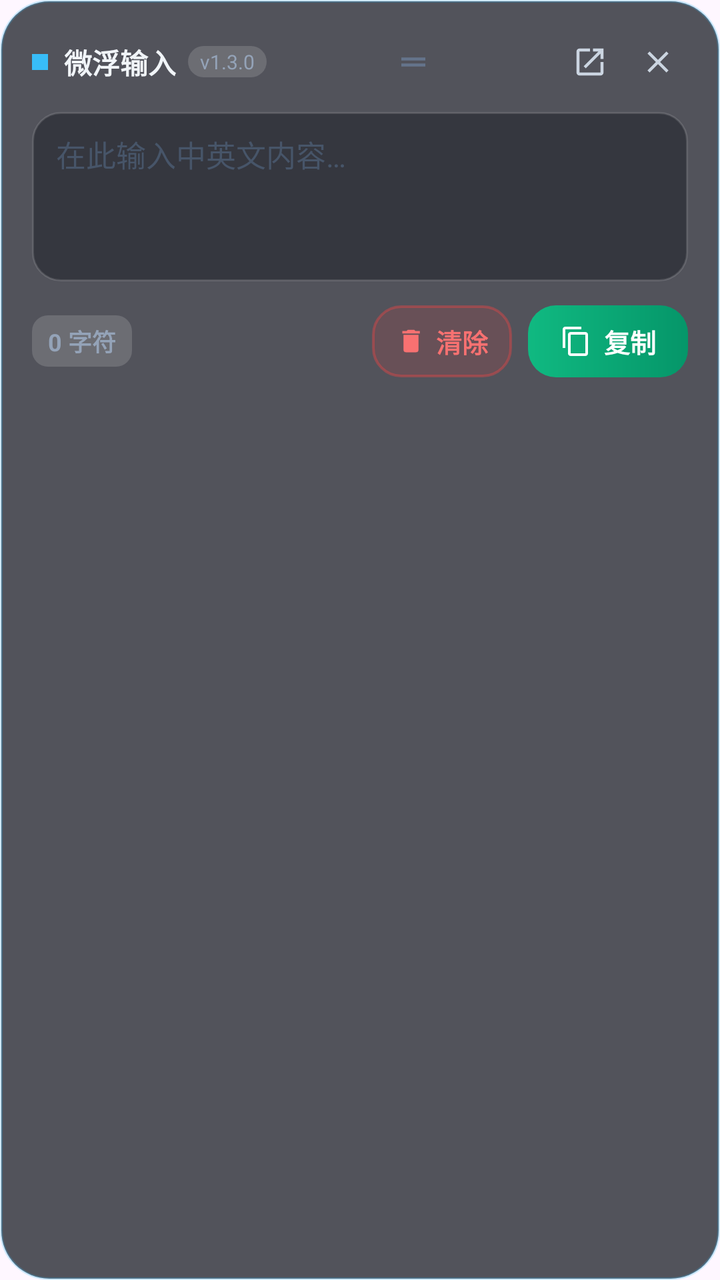
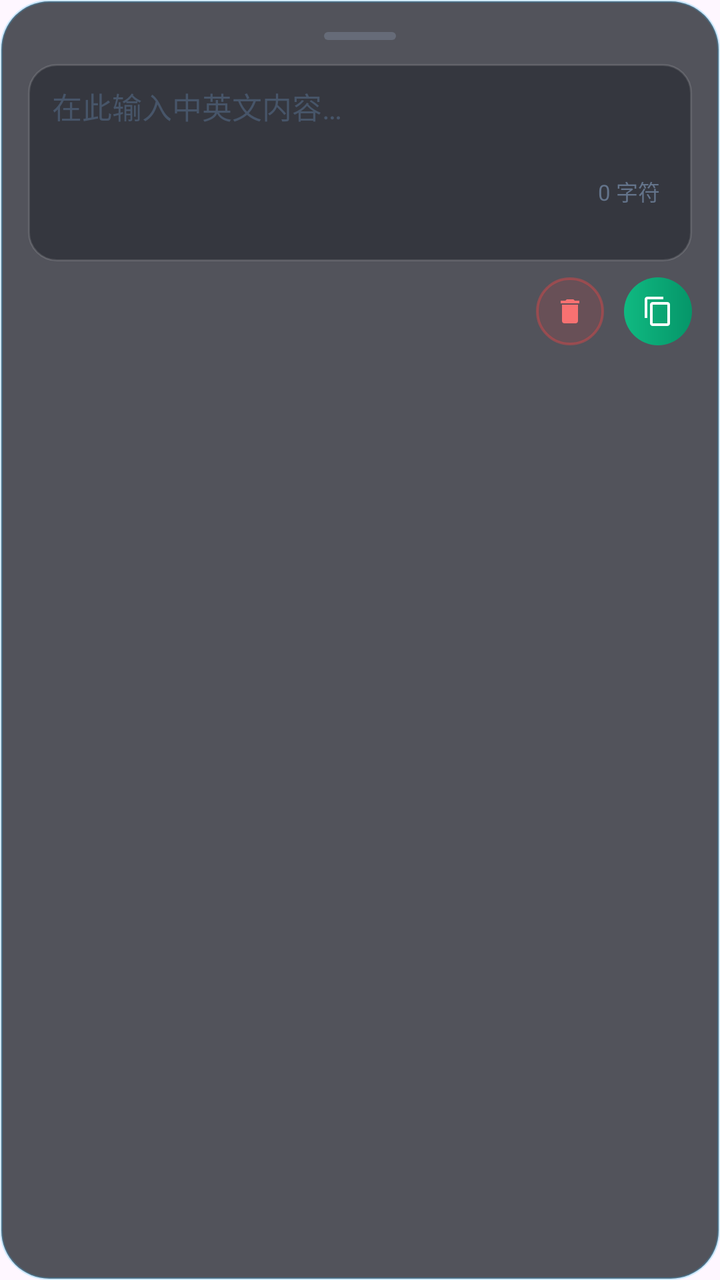

An Android layout rendered at two revisions. The XML below is the earlier revision; the diff shows what the commit changed to produce the second picture.
<!-- AndroidManifest.xml: application theme Theme.FloatInput -->
<!-- res/layout/view_floating_card.xml -->
<?xml version="1.0" encoding="utf-8"?>
<FrameLayout xmlns:android="http://schemas.android.com/apk/res/android"
    xmlns:app="http://schemas.android.com/apk/res-auto"
    xmlns:tools="http://schemas.android.com/tools"
    android:id="@+id/cardRoot"
    android:layout_width="320dp"
    android:layout_height="wrap_content"
    android:background="@drawable/bg_glassmorphic_card"
    android:elevation="16dp">

    <LinearLayout
        android:layout_width="match_parent"
        android:layout_height="wrap_content"
        android:orientation="vertical"
        android:padding="16dp">

        
        <LinearLayout
            android:id="@+id/layoutHeader"
            android:layout_width="match_parent"
            android:layout_height="wrap_content"
            android:gravity="center_vertical"
            android:orientation="horizontal"
            android:paddingBottom="10dp">

            
            <View
                android:layout_width="8dp"
                android:layout_height="8dp"
                android:background="#38BDF8" />

            <TextView
                android:id="@+id/tvTitle"
                android:layout_width="wrap_content"
                android:layout_height="wrap_content"
                android:layout_marginStart="8dp"
                android:text="微浮输入"
                android:textColor="#F1F5F9"
                android:textSize="14sp"
                android:textStyle="bold" />

            
            <TextView
                android:layout_width="wrap_content"
                android:layout_height="wrap_content"
                android:layout_marginStart="6dp"
                android:background="@drawable/bg_badge_char"
                android:paddingHorizontal="6dp"
                android:paddingVertical="1dp"
                android:text="v1.3.0"
                android:textColor="#94A3B8"
                android:textSize="10sp" />

            
            <LinearLayout
                android:layout_width="0dp"
                android:layout_height="24dp"
                android:layout_weight="1"
                android:gravity="center"
                android:orientation="horizontal">

                <ImageView
                    android:id="@+id/ivDragHandle"
                    android:layout_width="18dp"
                    android:layout_height="18dp"
                    android:contentDescription="@string/desc_drag_handle"
                    android:src="@drawable/ic_drag_handle"
                    app:tint="#64748B" />
            </LinearLayout>

            
            <ImageView
                android:id="@+id/btnCollapse"
                android:layout_width="30dp"
                android:layout_height="30dp"
                android:background="@drawable/bg_btn_icon_ripple"
                android:contentDescription="@string/action_collapse"
                android:padding="6dp"
                android:src="@drawable/ic_collapse"
                app:tint="#CBD5E1" />

            
            <ImageView
                android:id="@+id/btnClose"
                android:layout_width="30dp"
                android:layout_height="30dp"
                android:layout_marginStart="4dp"
                android:background="@drawable/bg_btn_icon_ripple"
                android:contentDescription="@string/action_close"
                android:padding="6dp"
                android:src="@drawable/ic_close"
                app:tint="#CBD5E1" />
        </LinearLayout>

        
        <FrameLayout
            android:layout_width="match_parent"
            android:layout_height="wrap_content"
            android:background="@drawable/bg_input_box"
            android:paddingHorizontal="12dp"
            android:paddingVertical="10dp">

            <EditText
                android:id="@+id/etInput"
                android:layout_width="match_parent"
                android:layout_height="wrap_content"
                android:background="@android:color/transparent"
                android:gravity="top|start"
                android:hint="@string/hint_input"
                android:importantForAutofill="no"
                android:inputType="textMultiLine|textCapSentences"
                android:lineSpacingMultiplier="1.2"
                android:maxLines="7"
                android:minLines="3"
                android:scrollbars="vertical"
                android:textColor="#F8FAFC"
                android:textColorHint="#475569"
                android:textSize="15sp"
                tools:ignore="Autofill" />
        </FrameLayout>

        
        <LinearLayout
            android:layout_width="match_parent"
            android:layout_height="wrap_content"
            android:layout_marginTop="12dp"
            android:gravity="center_vertical"
            android:orientation="horizontal">

            
            <TextView
                android:id="@+id/tvCharCount"
                android:layout_width="wrap_content"
                android:layout_height="wrap_content"
                android:background="@drawable/bg_badge_char"
                android:paddingHorizontal="8dp"
                android:paddingVertical="4dp"
                android:text="0 字符"
                android:textColor="#94A3B8"
                android:textSize="12sp"
                android:textStyle="bold" />

            <View
                android:layout_width="0dp"
                android:layout_height="1dp"
                android:layout_weight="1" />

            
            <LinearLayout
                android:id="@+id/btnClear"
                android:layout_width="wrap_content"
                android:layout_height="36dp"
                android:background="@drawable/bg_btn_clear"
                android:clickable="true"
                android:focusable="true"
                android:gravity="center"
                android:orientation="horizontal"
                android:paddingHorizontal="12dp">

                <ImageView
                    android:layout_width="15dp"
                    android:layout_height="15dp"
                    android:contentDescription="@null"
                    android:src="@drawable/ic_clear"
                    app:tint="#F87171" />

                <TextView
                    android:layout_width="wrap_content"
                    android:layout_height="wrap_content"
                    android:layout_marginStart="5dp"
                    android:text="@string/action_clear"
                    android:textColor="#F87171"
                    android:textSize="13sp"
                    android:textStyle="bold" />
            </LinearLayout>

            
            <LinearLayout
                android:id="@+id/btnCopy"
                android:layout_width="wrap_content"
                android:layout_height="36dp"
                android:layout_marginStart="8dp"
                android:background="@drawable/bg_btn_copy"
                android:clickable="true"
                android:focusable="true"
                android:gravity="center"
                android:orientation="horizontal"
                android:paddingHorizontal="16dp">

                <ImageView
                    android:id="@+id/ivCopyIcon"
                    android:layout_width="16dp"
                    android:layout_height="16dp"
                    android:contentDescription="@null"
                    android:src="@drawable/ic_copy"
                    app:tint="#FFFFFF" />

                <TextView
                    android:id="@+id/tvCopyText"
                    android:layout_width="wrap_content"
                    android:layout_height="wrap_content"
                    android:layout_marginStart="6dp"
                    android:text="@string/action_copy"
                    android:textColor="#FFFFFF"
                    android:textSize="13sp"
                    android:textStyle="bold" />
            </LinearLayout>
        </LinearLayout>
    </LinearLayout>

</FrameLayout>
<!-- resources referenced by this layout -->
<resources>
  <!-- drawable bg_badge_char (drawable) -->
  <?xml version="1.0" encoding="utf-8"?>
  <shape xmlns:android="http://schemas.android.com/apk/res/android"
      android:shape="rectangle">
      <solid android:color="#26FFFFFF" />
      <corners android:radius="8dp" />
  </shape>
  <!-- drawable bg_btn_clear (drawable) -->
  <?xml version="1.0" encoding="utf-8"?>
  <ripple xmlns:android="http://schemas.android.com/apk/res/android"
      android:color="#4DEF4444">
      <item>
          <shape android:shape="rectangle">
              <solid android:color="#24EF4444" />
              <corners android:radius="14dp" />
              <stroke
                  android:width="1.2dp"
                  android:color="#66EF4444" />
          </shape>
      </item>
  </ripple>
  <!-- drawable bg_btn_copy (drawable) -->
  <?xml version="1.0" encoding="utf-8"?>
  <ripple xmlns:android="http://schemas.android.com/apk/res/android"
      android:color="#4DFFFFFF">
      <item>
          <shape android:shape="rectangle">
              <gradient
                  android:angle="0"
                  android:startColor="#10B981"
                  android:endColor="#059669" />
              <corners android:radius="14dp" />
          </shape>
      </item>
  </ripple>
  <!-- drawable bg_btn_icon_ripple (drawable) -->
  <?xml version="1.0" encoding="utf-8"?>
  <ripple xmlns:android="http://schemas.android.com/apk/res/android"
      android:color="#40FFFFFF">
      <item android:id="@android:id/mask">
          <shape android:shape="oval">
              <solid android:color="#FFFFFF" />
          </shape>
      </item>
  </ripple>
  <!-- drawable bg_glassmorphic_card (drawable) -->
  <?xml version="1.0" encoding="utf-8"?>
  <shape xmlns:android="http://schemas.android.com/apk/res/android"
      android:shape="rectangle">
      
      <solid android:color="#B811141C" />
      <corners android:radius="24dp" />
      <stroke
          android:width="1.2dp"
          android:color="#4038BDF8" />
  </shape>
  <!-- drawable bg_input_box (drawable) -->
  <?xml version="1.0" encoding="utf-8"?>
  <shape xmlns:android="http://schemas.android.com/apk/res/android"
      android:shape="rectangle">
      <solid android:color="#660A0D14" />
      <corners android:radius="14dp" />
      <stroke
          android:width="1dp"
          android:color="#20FFFFFF" />
  </shape>
  <!-- drawable ic_close (drawable) -->
  <vector xmlns:android="http://schemas.android.com/apk/res/android"
      android:width="24dp"
      android:height="24dp"
      android:viewportWidth="24"
      android:viewportHeight="24">
      <path
          android:fillColor="#FFFFFFFF"
          android:pathData="M19,6.41L17.59,5L12,10.59L6.41,5L5,6.41L10.59,12L5,17.59L6.41,19L12,13.41L17.59,19L19,17.59L13.41,12L19,6.41Z"/>
  </vector>
  <!-- drawable ic_collapse (drawable) -->
  <vector xmlns:android="http://schemas.android.com/apk/res/android"
      android:width="24dp"
      android:height="24dp"
      android:viewportWidth="24"
      android:viewportHeight="24">
      <path
          android:fillColor="#FFFFFFFF"
          android:pathData="M19,19H5V5H12V3H5C3.89,3 3,3.89 3,5V19A2,2 0 0,0 5,21H19A2,2 0 0,0 21,19V12H19V19M14,3V5H17.59L7.76,14.83L9.17,16.24L19,6.41V10H21V3H14Z"/>
  </vector>
  <!-- drawable ic_drag_handle (drawable) -->
  <vector xmlns:android="http://schemas.android.com/apk/res/android"
      android:width="24dp"
      android:height="24dp"
      android:viewportWidth="24"
      android:viewportHeight="24">
      <path
          android:fillColor="#FFFFFFFF"
          android:pathData="M20,9H4V11H20V9ZM20,13H4V15H20V13Z"/>
  </vector>
  <string name="action_clear">清除</string>
  <string name="action_close">关闭浮窗</string>
  <string name="action_collapse">隐藏到侧边</string>
  <string name="action_copy">复制</string>
  <string name="desc_drag_handle">拖拽把手</string>
  <string name="hint_input">在此输入中英文内容…</string>
  <color name="primary">#2962FF</color>
  <color name="on_primary">#FFFFFF</color>
  <color name="primary_container">#D9E2FF</color>
  <color name="on_primary_container">#001945</color>
  <!-- unchanged entries left out for length: 3 -->
</resources>

<!-- the commit's change to res/layout/view_floating_card.xml (unified diff, before → after) -->
@@ -5,100 +5,44 @@
     android:id="@+id/cardRoot"
     android:layout_width="320dp"
     android:layout_height="wrap_content"
-    android:background="@drawable/bg_glassmorphic_card"
+    android:background="@drawable/bg_glassmorphic_card_dark"
     android:elevation="16dp">
 
     <LinearLayout
         android:layout_width="match_parent"
         android:layout_height="wrap_content"
         android:orientation="vertical"
-        android:padding="16dp">
+        android:paddingHorizontal="14dp"
+        android:paddingTop="8dp"
+        android:paddingBottom="12dp">
 
         
-        <LinearLayout
+        <FrameLayout
             android:id="@+id/layoutHeader"
             android:layout_width="match_parent"
-            android:layout_height="wrap_content"
-            android:gravity="center_vertical"
-            android:orientation="horizontal"
-            android:paddingBottom="10dp">
+            android:layout_height="20dp"
+            android:clickable="true"
+            android:focusable="true">
 
             
             <View
-                android:layout_width="8dp"
-                android:layout_height="8dp"
-                android:background="#38BDF8" />
-
-            <TextView
-                android:id="@+id/tvTitle"
-                android:layout_width="wrap_content"
-                android:layout_height="wrap_content"
-                android:layout_marginStart="8dp"
-                android:text="微浮输入"
-                android:textColor="#F1F5F9"
-                android:textSize="14sp"
-                android:textStyle="bold" />
-
-            
-            <TextView
-                android:layout_width="wrap_content"
-                android:layout_height="wrap_content"
-                android:layout_marginStart="6dp"
-                android:background="@drawable/bg_badge_char"
-                android:paddingHorizontal="6dp"
-                android:paddingVertical="1dp"
-                android:text="v1.3.0"
-                android:textColor="#94A3B8"
-                android:textSize="10sp" />
-
-            
-            <LinearLayout
-                android:layout_width="0dp"
-                android:layout_height="24dp"
-                android:layout_weight="1"
-                android:gravity="center"
-                android:orientation="horizontal">
-
-                <ImageView
-                    android:id="@+id/ivDragHandle"
-                    android:layout_width="18dp"
-                    android:layout_height="18dp"
-                    android:contentDescription="@string/desc_drag_handle"
-                    android:src="@drawable/ic_drag_handle"
-                    app:tint="#64748B" />
-            </LinearLayout>
-
-            
-            <ImageView
-                android:id="@+id/btnCollapse"
-                android:layout_width="30dp"
-                android:layout_height="30dp"
-                android:background="@drawable/bg_btn_icon_ripple"
-                android:contentDescription="@string/action_collapse"
-                android:padding="6dp"
-                android:src="@drawable/ic_collapse"
-                app:tint="#CBD5E1" />
-
-            
-            <ImageView
-                android:id="@+id/btnClose"
-                android:layout_width="30dp"
-                android:layout_height="30dp"
-                android:layout_marginStart="4dp"
-                android:background="@drawable/bg_btn_icon_ripple"
-                android:contentDescription="@string/action_close"
-                android:padding="6dp"
-                android:src="@drawable/ic_close"
-                app:tint="#CBD5E1" />
-        </LinearLayout>
+                android:id="@+id/ivDragHandle"
+                android:layout_width="36dp"
+                android:layout_height="4dp"
+                android:layout_gravity="center"
+                android:background="@drawable/bg_drag_pill" />
+        </FrameLayout>
 
         
         <FrameLayout
+            android:id="@+id/layoutInputContainer"
             android:layout_width="match_parent"
             android:layout_height="wrap_content"
-            android:background="@drawable/bg_input_box"
+            android:layout_marginTop="4dp"
+            android:background="@drawable/bg_input_box_dark"
             android:paddingHorizontal="12dp"
-            android:paddingVertical="10dp">
+            android:paddingTop="10dp"
+            android:paddingBottom="24dp">
 
             <EditText
                 android:id="@+id/etInput"
@@ -117,94 +61,67 @@
                 android:textColorHint="#475569"
                 android:textSize="15sp"
                 tools:ignore="Autofill" />
+
+            
+            <TextView
+                android:id="@+id/tvCharCount"
+                android:layout_width="wrap_content"
+                android:layout_height="wrap_content"
+                android:layout_gravity="bottom|end"
+                android:layout_marginEnd="4dp"
+                android:layout_marginBottom="3dp"
+                android:background="@android:color/transparent"
+                android:text="0 字符"
+                android:textColor="#64748B"
+                android:textSize="11sp" />
         </FrameLayout>
 
         
         <LinearLayout
             android:layout_width="match_parent"
             android:layout_height="wrap_content"
-            android:layout_marginTop="12dp"
-            android:gravity="center_vertical"
+            android:layout_marginTop="8dp"
+            android:gravity="center_vertical|end"
             android:orientation="horizontal">
 
             
-            <TextView
-                android:id="@+id/tvCharCount"
-                android:layout_width="wrap_content"
-                android:layout_height="wrap_content"
-                android:background="@drawable/bg_badge_char"
-                android:paddingHorizontal="8dp"
-                android:paddingVertical="4dp"
-                android:text="0 字符"
-                android:textColor="#94A3B8"
-                android:textSize="12sp"
-                android:textStyle="bold" />
+            <FrameLayout
+                android:id="@+id/btnClear"
+                android:layout_width="34dp"
+                android:layout_height="34dp"
+                android:background="@drawable/bg_btn_clear_icon"
+                android:clickable="true"
+                android:focusable="true">
 
-            <View
-                android:layout_width="0dp"
-                android:layout_height="1dp"
-                android:layout_weight="1" />
+                <ImageView
+                    android:id="@+id/ivClearIcon"
+                    android:layout_width="16dp"
+                    android:layout_height="16dp"
+                    android:layout_gravity="center"
+                    android:contentDescription="@string/action_clear"
+                    android:src="@drawable/ic_clear"
+                    app:tint="#F87171" />
+            </FrameLayout>
 
             
-            <LinearLayout
-                android:id="@+id/btnClear"
-                android:layout_width="wrap_content"
-                android:layout_height="36dp"
-                android:background="@drawable/bg_btn_clear"
+            <FrameLayout
+                android:id="@+id/btnCopy"
+                android:layout_width="34dp"
+                android:layout_height="34dp"
+                android:layout_marginStart="10dp"
+                android:background="@drawable/bg_btn_copy_icon"
                 android:clickable="true"
-                android:focusable="true"
-                android:gravity="center"
-                android:orientation="horizontal"
-                android:paddingHorizontal="12dp">
-
-                <ImageView
-                    android:layout_width="15dp"
-                    android:layout_height="15dp"
-                    android:contentDescription="@null"
-                    android:src="@drawable/ic_clear"
-                    app:tint="#F87171" />
-
-                <TextView
-                    android:layout_width="wrap_content"
-                    android:layout_height="wrap_content"
-                    android:layout_marginStart="5dp"
-                    android:text="@string/action_clear"
-                    android:textColor="#F87171"
-                    android:textSize="13sp"
-                    android:textStyle="bold" />
-            </LinearLayout>
-
-            
-            <LinearLayout
-                android:id="@+id/btnCopy"
-                android:layout_width="wrap_content"
-                android:layout_height="36dp"
-                android:layout_marginStart="8dp"
-                android:background="@drawable/bg_btn_copy"
-                android:clickable="true"
-                android:focusable="true"
-                android:gravity="center"
-                android:orientation="horizontal"
-                android:paddingHorizontal="16dp">
+                android:focusable="true">
 
                 <ImageView
                     android:id="@+id/ivCopyIcon"
                     android:layout_width="16dp"
                     android:layout_height="16dp"
-                    android:contentDescription="@null"
+                    android:layout_gravity="center"
+                    android:contentDescription="@string/action_copy"
                     android:src="@drawable/ic_copy"
                     app:tint="#FFFFFF" />
-
-                <TextView
-                    android:id="@+id/tvCopyText"
-                    android:layout_width="wrap_content"
-                    android:layout_height="wrap_content"
-                    android:layout_marginStart="6dp"
-                    android:text="@string/action_copy"
-                    android:textColor="#FFFFFF"
-                    android:textSize="13sp"
-                    android:textStyle="bold" />
-            </LinearLayout>
+            </FrameLayout>
         </LinearLayout>
     </LinearLayout>
 
<!-- resource entries referenced after the edit -->
@@ -1,27 +1,20 @@
 <!-- resources referenced by this layout -->
 <resources>
-  <!-- drawable bg_badge_char (drawable) -->
-  <?xml version="1.0" encoding="utf-8"?>
-  <shape xmlns:android="http://schemas.android.com/apk/res/android"
-      android:shape="rectangle">
-      <solid android:color="#26FFFFFF" />
-      <corners android:radius="8dp" />
-  </shape>
-  <!-- drawable bg_btn_clear (drawable) -->
+  <!-- drawable bg_btn_clear_icon (drawable) -->
   <?xml version="1.0" encoding="utf-8"?>
   <ripple xmlns:android="http://schemas.android.com/apk/res/android"
       android:color="#4DEF4444">
       <item>
           <shape android:shape="rectangle">
               <solid android:color="#24EF4444" />
-              <corners android:radius="14dp" />
+              <corners android:radius="17dp" />
               <stroke
                   android:width="1.2dp"
                   android:color="#66EF4444" />
           </shape>
       </item>
   </ripple>
-  <!-- drawable bg_btn_copy (drawable) -->
+  <!-- drawable bg_btn_copy_icon (drawable) -->
   <?xml version="1.0" encoding="utf-8"?>
   <ripple xmlns:android="http://schemas.android.com/apk/res/android"
       android:color="#4DFFFFFF">
@@ -31,32 +24,28 @@
                   android:angle="0"
                   android:startColor="#10B981"
                   android:endColor="#059669" />
-              <corners android:radius="14dp" />
+              <corners android:radius="17dp" />
           </shape>
       </item>
   </ripple>
-  <!-- drawable bg_btn_icon_ripple (drawable) -->
-  <?xml version="1.0" encoding="utf-8"?>
-  <ripple xmlns:android="http://schemas.android.com/apk/res/android"
-      android:color="#40FFFFFF">
-      <item android:id="@android:id/mask">
-          <shape android:shape="oval">
-              <solid android:color="#FFFFFF" />
-          </shape>
-      </item>
-  </ripple>
-  <!-- drawable bg_glassmorphic_card (drawable) -->
+  <!-- drawable bg_drag_pill (drawable) -->
   <?xml version="1.0" encoding="utf-8"?>
   <shape xmlns:android="http://schemas.android.com/apk/res/android"
       android:shape="rectangle">
-      
+      <solid android:color="#4D94A3B8" />
+      <corners android:radius="3dp" />
+  </shape>
+  <!-- drawable bg_glassmorphic_card_dark (drawable) -->
+  <?xml version="1.0" encoding="utf-8"?>
+  <shape xmlns:android="http://schemas.android.com/apk/res/android"
+      android:shape="rectangle">
       <solid android:color="#B811141C" />
       <corners android:radius="24dp" />
       <stroke
           android:width="1.2dp"
           android:color="#4038BDF8" />
   </shape>
-  <!-- drawable bg_input_box (drawable) -->
+  <!-- drawable bg_input_box_dark (drawable) -->
   <?xml version="1.0" encoding="utf-8"?>
   <shape xmlns:android="http://schemas.android.com/apk/res/android"
       android:shape="rectangle">
@@ -66,41 +55,8 @@
           android:width="1dp"
           android:color="#20FFFFFF" />
   </shape>
-  <!-- drawable ic_close (drawable) -->
-  <vector xmlns:android="http://schemas.android.com/apk/res/android"
-      android:width="24dp"
-      android:height="24dp"
-      android:viewportWidth="24"
-      android:viewportHeight="24">
-      <path
-          android:fillColor="#FFFFFFFF"
-          android:pathData="M19,6.41L17.59,5L12,10.59L6.41,5L5,6.41L10.59,12L5,17.59L6.41,19L12,13.41L17.59,19L19,17.59L13.41,12L19,6.41Z"/>
-  </vector>
-  <!-- drawable ic_collapse (drawable) -->
-  <vector xmlns:android="http://schemas.android.com/apk/res/android"
-      android:width="24dp"
-      android:height="24dp"
-      android:viewportWidth="24"
-      android:viewportHeight="24">
-      <path
-          android:fillColor="#FFFFFFFF"
-          android:pathData="M19,19H5V5H12V3H5C3.89,3 3,3.89 3,5V19A2,2 0 0,0 5,21H19A2,2 0 0,0 21,19V12H19V19M14,3V5H17.59L7.76,14.83L9.17,16.24L19,6.41V10H21V3H14Z"/>
-  </vector>
-  <!-- drawable ic_drag_handle (drawable) -->
-  <vector xmlns:android="http://schemas.android.com/apk/res/android"
-      android:width="24dp"
-      android:height="24dp"
-      android:viewportWidth="24"
-      android:viewportHeight="24">
-      <path
-          android:fillColor="#FFFFFFFF"
-          android:pathData="M20,9H4V11H20V9ZM20,13H4V15H20V13Z"/>
-  </vector>
   <string name="action_clear">清除</string>
-  <string name="action_close">关闭浮窗</string>
-  <string name="action_collapse">隐藏到侧边</string>
   <string name="action_copy">复制</string>
-  <string name="desc_drag_handle">拖拽把手</string>
   <string name="hint_input">在此输入中英文内容…</string>
   <color name="primary">#2962FF</color>
   <color name="on_primary">#FFFFFF</color>
